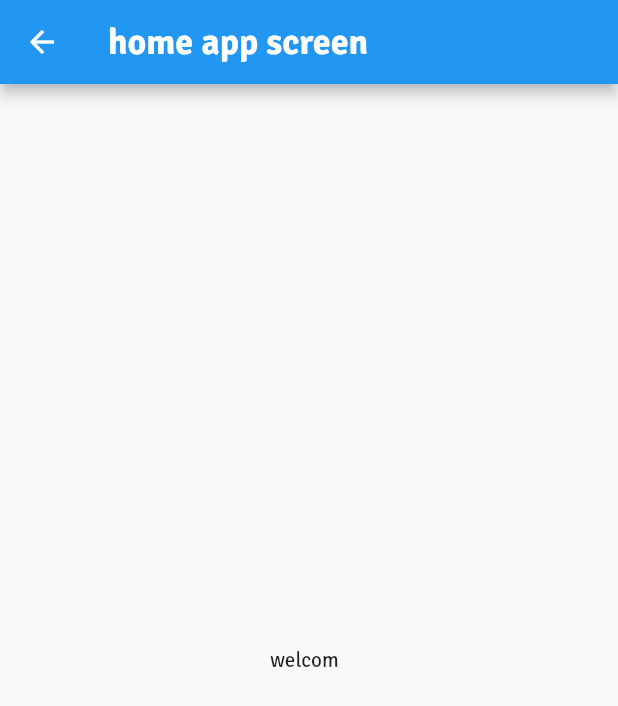
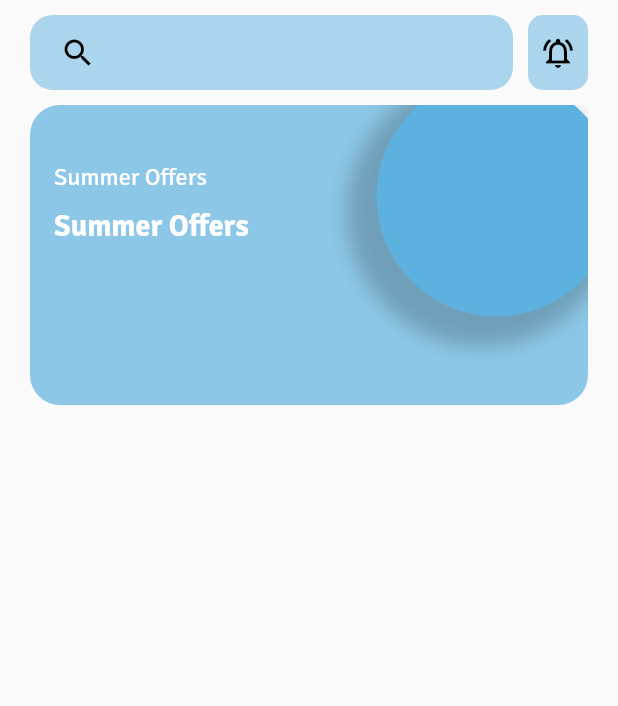
Before and after one commit to mahmoudAbdelraheem/matgary, a Flutter app: the HomeScreen screen opened by its route, on a phone screen of 412 x 824 dp. Shown: the top 706 px of the screen. Run offline on Flutter 3.47's test engine with Material 3 defaults, Android fonts, the light colour scheme and no system bars; our stand-ins replace dartz, firebase_core, firebase_messaging, flutter_otp_text_field, get, lottie and 1 more; accounts and stored records are empty.

Commit message:
home page UI

```diff
--- a/lib/view/screen/home_screen.dart
+++ b/lib/view/screen/home_screen.dart
@@ -1,6 +1,8 @@
 import 'package:flutter/material.dart';
 import 'package:get/get.dart';
 import 'package:matgary/controller/home_controller.dart';
+import 'package:matgary/view/widget/home/home_search_app_bar.dart';
+import 'package:matgary/view/widget/home/offers_card_widget.dart';
 
 class HomeScreen extends StatelessWidget {
   const HomeScreen({super.key});
@@ -9,12 +11,13 @@ class HomeScreen extends StatelessWidget {
   Widget build(BuildContext context) {
     Get.put(HomeControllerImp());
     return Scaffold(
-      appBar: AppBar(
-        title: const Text('home app screen'),
-      ),
-      body: GetBuilder<HomeControllerImp>(
-        builder: (controller) => Center(
-          child: Text('welcom ${controller.name!} '),
+      body: SafeArea(
+        child: ListView(
+          padding: const EdgeInsets.symmetric(horizontal: 20, vertical: 10),
+          children: const <Widget>[
+            HomeSearchAppBar(),
+            OffersCardWidget(),
+          ],
         ),
       ),
     );
--- /dev/null
+++ b/lib/view/widget/home/home_search_app_bar.dart
@@ -0,0 +1,49 @@
+import 'package:flutter/material.dart';
+import 'package:matgary/core/constant/app_colors.dart';
+
+class HomeSearchAppBar extends StatelessWidget {
+  const HomeSearchAppBar({
+    super.key,
+  });
+
+  @override
+  Widget build(BuildContext context) {
+    return Row(
+      children: [
+        Expanded(
+          child: Container(
+            height: 50,
+            padding: const EdgeInsets.all(8),
+            decoration: BoxDecoration(
+              color: AppColors.myBlue.withOpacity(0.5),
+              borderRadius: BorderRadius.circular(15),
+            ),
+            child: TextFormField(
+              decoration: InputDecoration(
+                focusedBorder: InputBorder.none,
+                border: InputBorder.none,
+                prefixIcon: Icon(
+                  Icons.search,
+                  color: AppColors.myBlack,
+                ),
+              ),
+            ),
+          ),
+        ),
+        const SizedBox(width: 10),
+        Container(
+          height: 50,
+          padding: const EdgeInsets.all(8),
+          decoration: BoxDecoration(
+            color: AppColors.myBlue.withOpacity(0.5),
+            borderRadius: BorderRadius.circular(10),
+          ),
+          child: Icon(
+            Icons.notifications_on_outlined,
+            color: AppColors.myBlack,
+          ),
+        ),
+      ],
+    );
+  }
+}
--- /dev/null
+++ b/lib/view/widget/home/offers_card_widget.dart
@@ -0,0 +1,65 @@
+import 'package:flutter/material.dart';
+import 'package:matgary/core/constant/app_colors.dart';
+
+class OffersCardWidget extends StatelessWidget {
+  const OffersCardWidget({
+    super.key,
+  });
+
+  @override
+  Widget build(BuildContext context) {
+    return Container(
+      height: 200,
+      width: double.infinity,
+      margin: const EdgeInsets.symmetric(vertical: 10),
+      child: Stack(
+        children: [
+          Container(
+            height: 200,
+            decoration: BoxDecoration(
+              color: AppColors.myBlue.withOpacity(0.7),
+              borderRadius: BorderRadius.circular(20),
+            ),
+            child: ListTile(
+              title: Text(
+                'Summer Offers',
+                style: TextStyle(
+                  height: 4,
+                  color: AppColors.myWhite,
+                ),
+              ),
+              subtitle: Text(
+                'Summer Offers',
+                style: TextStyle(
+                  color: AppColors.myWhite,
+                  fontSize: 20,
+                  fontWeight: FontWeight.bold,
+                ),
+              ),
+            ),
+          ),
+          Positioned(
+            top: -19,
+            right: -19,
+            child: Container(
+              height: 160,
+              width: 160,
+              decoration: BoxDecoration(
+                color: AppColors.myBlue,
+                borderRadius: BorderRadius.circular(160),
+                boxShadow: [
+                  BoxShadow(
+                    color: AppColors.myBlack.withOpacity(0.2),
+                    blurRadius: 10,
+                    spreadRadius: 10,
+                    offset: const Offset(-10, 10),
+                  )
+                ],
+              ),
+            ),
+          ),
+        ],
+      ),
+    );
+  }
+}
```
